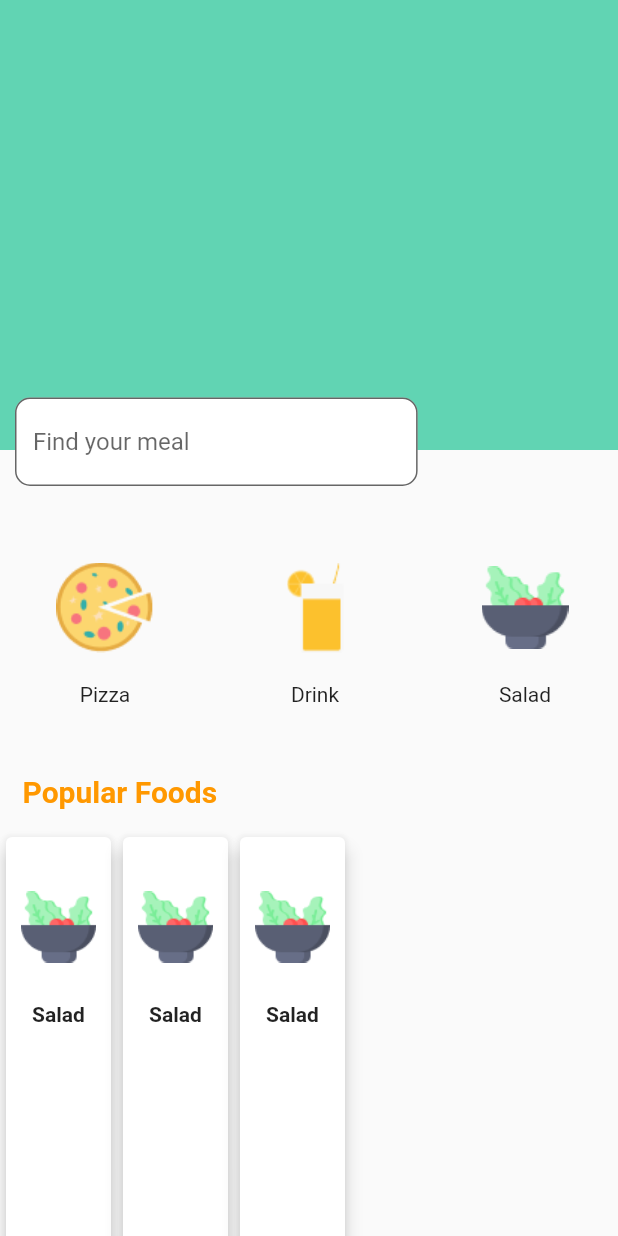
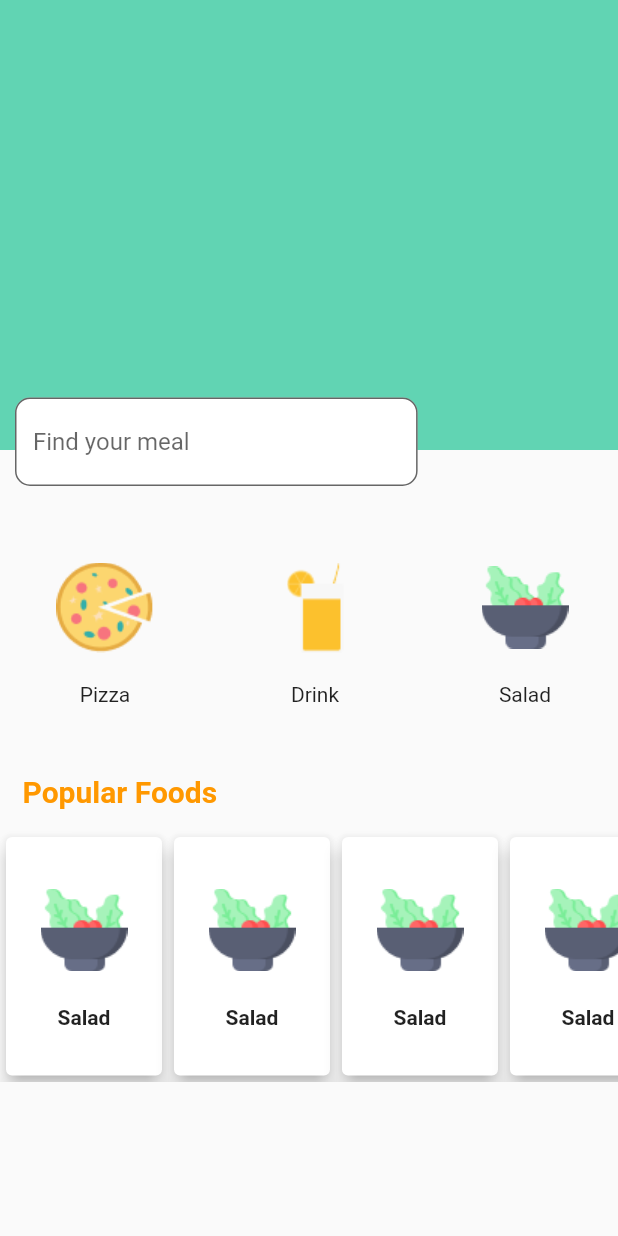
Before and after one commit to aysealmaci/FoodApp, a Flutter app: the HomePage screen opened directly, on a phone screen of 412 x 824 dp. Run offline on Flutter 3.47's test engine with Material 2 defaults, Android fonts, the phone set to English and light mode, and no system bars.

Commit message:
add popular foods

```diff
--- a/food_app/lib/screens/home.dart
+++ b/food_app/lib/screens/home.dart
@@ -76,8 +76,14 @@ class HomePage extends StatelessWidget {
                   fontWeight: FontWeight.bold),
             ),
           ),
-          Row(
+          SingleChildScrollView(
+            scrollDirection: Axis.horizontal,
+            child: Row(
               children: [
+                PopularFoodWidget(
+                    food_picture_path: "assets/salad.png", food_name: "Salad"),
+                PopularFoodWidget(
+                    food_picture_path: "assets/salad.png", food_name: "Salad"),
                 PopularFoodWidget(
                     food_picture_path: "assets/salad.png", food_name: "Salad"),
                 PopularFoodWidget(
@@ -85,6 +91,7 @@ class HomePage extends StatelessWidget {
                 PopularFoodWidget(
                     food_picture_path: "assets/salad.png", food_name: "Salad")
               ],
+            ),
           )
 
           /*    Column(
--- a/food_app/lib/widgets/popular_food_widget.dart
+++ b/food_app/lib/widgets/popular_food_widget.dart
@@ -14,11 +14,11 @@ class PopularFoodWidget extends StatelessWidget {
     return Card(
       elevation: 5,
       child: Padding(
-        padding: const EdgeInsets.all(10.0),
+        padding: const EdgeInsets.all(12.0),
         child: Container(
           decoration: BoxDecoration(),
-          height: 500,
-          width: 50,
+          height: 135,
+          width: 80,
           child: Column(
             children: <Widget>[
               Image.asset(food_picture_path, height: 100),
```
Lines whose indentation alone changed are shown as unchanged.
